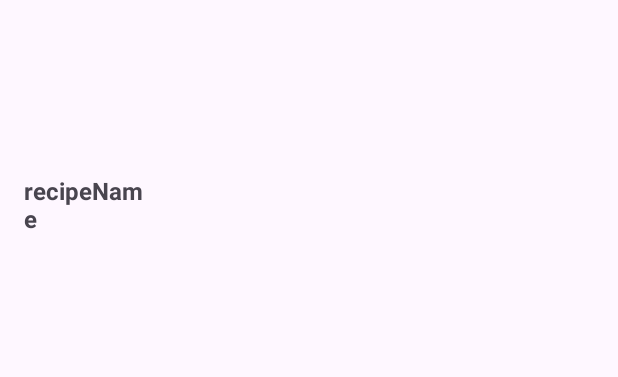
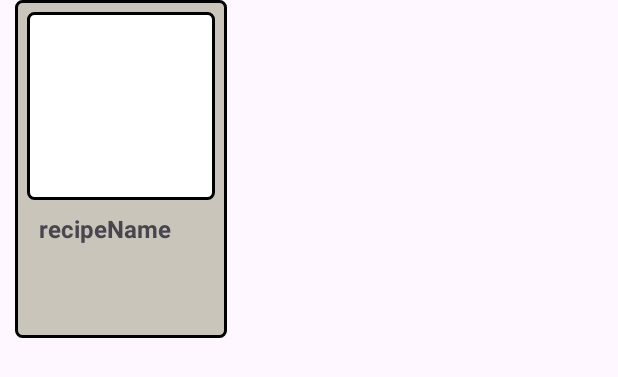
Before and after one commit to LauYanHui/MAD24_P01_05, an Android app: the layout item_recipe.xml on its own in the app's theme, with its tools: preview values and no code run, on a phone screen of 412 x 824 dp. Shown: the top 377 px of the screen. Run offline under Robolectric (Android 15) with nearby library versions, the phone set to English and light mode, and no system bars.

Commit message:
Added a box for child recycler view

```diff
--- a/app/src/main/java/sg/edu/np/mad/cookbuddy/adapters/ChildRecipeAdapter.java
+++ b/app/src/main/java/sg/edu/np/mad/cookbuddy/adapters/ChildRecipeAdapter.java
@@ -48,7 +48,7 @@ public class ChildRecipeAdapter extends RecyclerView.Adapter<ChildRecipeAdapter.
         loadImageFromFirebase(recipe.getImageName(), holder.recipeImage);
 
         // Set up the click listener for the recipe image
-        holder.recipeImage.setOnClickListener(v -> {
+        holder.itemView.setOnClickListener(v -> {
             Intent intent = new Intent(context, RecipeDetailsActivity.class);
             Bundle bundle = new Bundle();
             bundle.putSerializable("Recipe", recipe); // Pass the recipe object
--- /dev/null
+++ b/app/src/main/res/drawable/recipebox.xml
@@ -0,0 +1,7 @@
+<?xml version="1.0" encoding="utf-8"?>
+<shape xmlns:android="http://schemas.android.com/apk/res/android">
+    <solid android:color="@color/timberWolf" />
+    <stroke android:width="2dp" android:color="@android:color/black" />
+    <padding android:left="2dp" android:top="2dp" android:right="2dp" android:bottom="2dp" />
+    <corners android:radius="4dp" />
+</shape>
--- a/app/src/main/res/layout/fragment_recipe.xml
+++ b/app/src/main/res/layout/fragment_recipe.xml
@@ -38,7 +38,7 @@
                     app:layout_constraintBottom_toBottomOf="parent"
                     app:layout_constraintStart_toStartOf="parent"
                     app:layout_constraintTop_toTopOf="parent" />
-
+<!---->
                 <EditText
                     android:id="@+id/searchInput"
                     android:layout_width="0dp"
@@ -101,6 +101,14 @@
                     android:paddingTop="0dp"
                     android:paddingBottom="0dp"
                     android:visibility="visible" />
+                <TextView
+                    android:layout_width="wrap_content"
+                    android:layout_height="wrap_content"
+                    android:layout_gravity="center_horizontal"
+                    android:textStyle="bold"
+                    android:textSize="20dp"
+                    android:text="Filter by Main ingredient"
+                    />
 
                 <androidx.recyclerview.widget.RecyclerView
                     android:id="@+id/mainIngredientRecyclerView"
@@ -114,9 +122,6 @@
                     android:visibility="visible" />
 
             </LinearLayout>
-
         </androidx.core.widget.NestedScrollView>
-
     </androidx.coordinatorlayout.widget.CoordinatorLayout>
-
 </FrameLayout>
--- a/app/src/main/res/layout/item_main_ingredient.xml
+++ b/app/src/main/res/layout/item_main_ingredient.xml
@@ -3,13 +3,14 @@
     android:layout_width="match_parent"
     android:layout_height="wrap_content"
     android:orientation="vertical"
-    android:padding="8dp"
+    android:padding="0dp"
     >
     <TextView
         android:id="@+id/mainIngredientText"
         android:layout_width="wrap_content"
         android:layout_height="wrap_content"
         android:textSize="30sp"
+        android:layout_marginLeft="10dp"
         android:textStyle="bold"
         android:padding="8dp"
 
--- a/app/src/main/res/layout/item_recipe.xml
+++ b/app/src/main/res/layout/item_recipe.xml
@@ -1,22 +1,35 @@
 <?xml version="1.0" encoding="utf-8"?>
 <LinearLayout xmlns:android="http://schemas.android.com/apk/res/android"
     android:layout_width="wrap_content"
-    android:layout_height="wrap_content"
+    android:layout_height="225dp"
     android:orientation="vertical"
-    android:padding="8dp">
+    android:padding="8dp"
+    android:layout_marginLeft="10dp"
+    android:background="@drawable/recipebox"
+    android:clickable="true"
+    android:focusable="true">
 
     <ImageView
         android:id="@+id/recipeImage"
-        android:layout_width="100dp"
+        android:layout_width="125dp"
+        android:layout_height="125dp"
+        android:scaleType="centerCrop"
+        android:background="@drawable/border_background" />
+
+    <ScrollView
+        android:layout_width="match_parent"
         android:layout_height="100dp"
-        android:scaleType="centerCrop" />
+        android:fillViewport="true">
 
         <TextView
             android:id="@+id/recipeName"
-        android:layout_width="100dp"
+            android:layout_width="match_parent"
             android:layout_height="wrap_content"
             android:padding="8dp"
             android:text="recipeName"
             android:textSize="16sp"
-        android:textStyle="bold" />
+            android:textStyle="bold"
+            android:scrollbars="vertical" />
+    </ScrollView>
+
 </LinearLayout>
```
Lines whose indentation alone changed are shown as unchanged.
